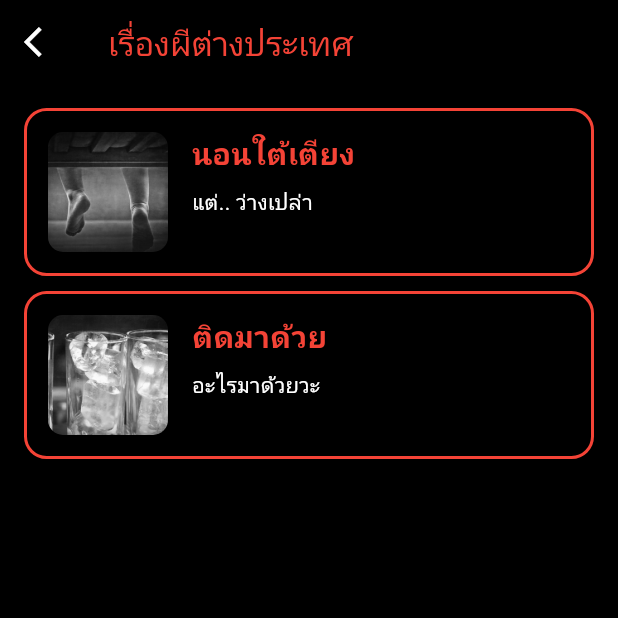
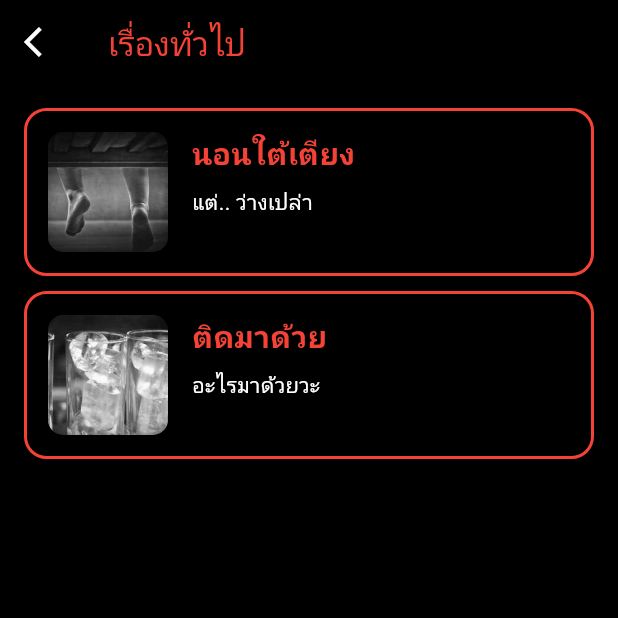
Before and after one commit to Renowait/ghoststory, a Flutter app: the CategoryGhostScreen screen opened directly, after a tap on "เรื่องทั่วไป", on a phone screen of 412 x 824 dp, the top half of it. Run offline on Flutter 3.47's test engine with Material 3 defaults, Android fonts, the light colour scheme and no system bars; our stand-ins replace animated_splash_screen, audioplayers, google_nav_bar, line_icons, lottie.

Commit message:
แก้ไข

```diff
--- a/lib/Onboardingpage/onboard.dart
+++ b/lib/Onboardingpage/onboard.dart
@@ -22,7 +22,7 @@ class _OnboardState extends State<Onboard> {
       backgroundColor: const Color.fromARGB(255, 0, 0, 0),
       body: Column(
         children: [
-          Expanded(child: body()),  // ทำให้ body ขยายเต็มที่
+          Expanded(child: body()),
           buildDots(),
           button()
         ],
@@ -45,7 +45,7 @@ class _OnboardState extends State<Onboard> {
           child: Column(
             mainAxisAlignment: MainAxisAlignment.center,
             children: [
-              Image.asset(controller.items[index].image, height: 250), // ปรับขนาด
+              Image.asset(controller.items[index].image, height: 250),
               const SizedBox(height: 20),
               Text(
                 controller.items[index].titel,
--- a/lib/ghostpage/catgoryghost.dart
+++ b/lib/ghostpage/catgoryghost.dart
@@ -1,6 +1,6 @@
 import 'package:fluttepro/ghostpage/ghost_story.dart';
 import 'package:flutter/material.dart';
-import 'ghost.dart'; // นำเข้า GhostStory จาก ghost.dart
+import 'ghost.dart';
 
 
 class CategoryGhostListScreen extends StatefulWidget {
@@ -331,7 +331,12 @@ class _CategoryGhostListScreenState extends State<CategoryGhostListScreen> {
               ? 'เรื่องผีมหาลัย'
               : widget.category == 'short'
                   ? 'เรื่องผีสั้น'
-                  : 'เรื่องผีต่างประเทศ',
+                  : widget.category == 'international'
+                  ? 'เรื่องผีต่างประเทศ'
+                  : widget.category == 'joke'
+                  ? 'เรื่องผีตลกๆ'
+                  : 'เรื่องทั่วไป',
+
           style: const TextStyle(color: Colors.red),
         ),
         backgroundColor: Colors.black,
```
Also changed, not shown: lib/ghostpage/ghoststory.dart (+5 -5 lines), lib/slash_screen.dart (+4 -4 lines), pubspec.lock.
